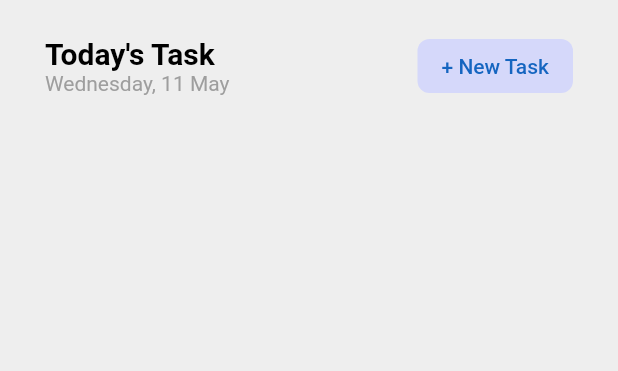
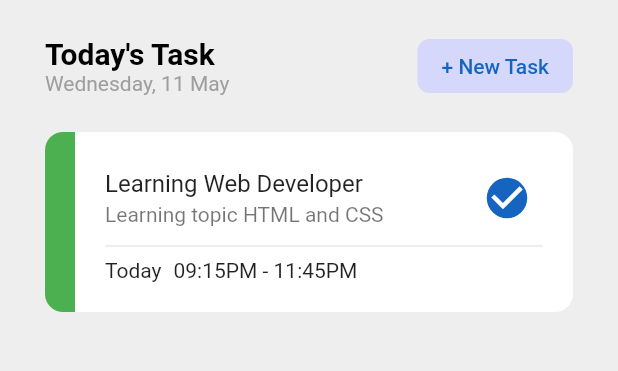
Before and after one commit to chanbeenkim/todo_list, a Flutter app: the screen it shows after launch, on a phone screen of 412 x 824 dp, the part 84-455 px from its top. Run offline on Flutter 3.47's test engine with Material 2 defaults, Android fonts, the phone set to English and light mode, and no system bars; our stand-ins replace firebase_core, flutter_riverpod, gap, riverpod; accounts and stored records are empty; network calls fail.

```diff
--- a/lib/home_screen.dart
+++ b/lib/home_screen.dart
@@ -1,6 +1,7 @@
 import 'package:flutter/cupertino.dart';
 import 'package:flutter/material.dart';
 import 'package:gap/gap.dart';
+import 'package:todo_list/widget/card_todo_widget.dart';
 
 import 'common/show_model.dart';
 
@@ -102,6 +103,13 @@ class HomeScreen extends StatelessWidget {
                   ),
                 ],
               ),
+              // Card List Task
+              const Gap(20),
+              ListView.builder(
+                itemCount: 1,
+                shrinkWrap: true,
+                itemBuilder: (context, index) => const CardTodoListWidget(),
+              ),
             ],
           ),
         ),
--- a/lib/main.dart
+++ b/lib/main.dart
@@ -1,8 +1,15 @@
+import 'package:firebase_core/firebase_core.dart';
 import 'package:flutter/material.dart';
+import 'package:flutter_riverpod/flutter_riverpod.dart';
+import 'package:todo_list/firebase_options.dart';
 
 import 'home_screen.dart';
 
-void main() {
+void main() async {
+  WidgetsFlutterBinding.ensureInitialized();
+  await Firebase.initializeApp(
+    options: DefaultFirebaseOptions.currentPlatform,
+  );
   runApp(const TodoListApp());
 }
 
@@ -11,8 +18,10 @@ class TodoListApp extends StatelessWidget {
 
   @override
   Widget build(BuildContext context) {
-    return const MaterialApp(
-      home: HomeScreen(),
+    return const ProviderScope(
+      child: MaterialApp(
+        home: HomeScreen(),
+      ),
     );
   }
 }
--- /dev/null
+++ b/lib/widget/card_todo_widget.dart
@@ -0,0 +1,75 @@
+import 'package:flutter/material.dart';
+import 'package:gap/gap.dart';
+
+class CardTodoListWidget extends StatelessWidget {
+  const CardTodoListWidget({
+    super.key,
+  });
+
+  @override
+  Widget build(BuildContext context) {
+    return Container(
+      width: double.infinity,
+      height: 120,
+      decoration: BoxDecoration(
+        color: Colors.white,
+        borderRadius: BorderRadius.circular(12),
+      ),
+      child: Row(
+        children: [
+          Container(
+            decoration: const BoxDecoration(
+              color: Colors.green,
+              borderRadius: BorderRadius.only(
+                topLeft: Radius.circular(12),
+                bottomLeft: Radius.circular(12),
+              ),
+            ),
+            width: 20,
+          ),
+          Expanded(
+              child: Padding(
+            padding: const EdgeInsets.symmetric(horizontal: 20),
+            child: Column(
+              mainAxisAlignment: MainAxisAlignment.center,
+              crossAxisAlignment: CrossAxisAlignment.start,
+              children: [
+                ListTile(
+                  contentPadding: EdgeInsets.zero,
+                  title: const Text("Learning Web Developer"),
+                  subtitle: const Text("Learning topic HTML and CSS"),
+                  trailing: Transform.scale(
+                      scale: 1.5,
+                      child: Checkbox(
+                          activeColor: Colors.blue.shade800,
+                          shape: const CircleBorder(),
+                          value: true,
+                          onChanged: (value) => print(value))),
+                ),
+                Transform.translate(
+                  offset: const Offset(0, -12),
+                  child: Container(
+                      child: Column(
+                    children: [
+                      Divider(
+                        thickness: 1.5,
+                        color: Colors.grey.shade200,
+                      ),
+                      const Row(
+                        children: [
+                          Text("Today"),
+                          Gap(8),
+                          Text("09:15PM - 11:45PM")
+                        ],
+                      ),
+                    ],
+                  )),
+                )
+              ],
+            ),
+          ))
+        ],
+      ),
+    );
+  }
+}
--- a/pubspec.yaml
+++ b/pubspec.yaml
@@ -37,6 +37,9 @@ dependencies:
   gap: ^3.0.1
   riverpod: ^2.3.7
   flutter_riverpod: ^2.3.7
+  intl: ^0.18.1
+  firebase_core: ^2.15.1
+  cloud_firestore: ^4.8.5
 
 dev_dependencies:
   flutter_test:
```
Also changed, not shown: lib/common/show_model.dart (+48 -9 lines), lib/provider/date_time_provider.dart (added, +9 -0 lines), lib/widget/datetime_widget.dart (+20 -7 lines), lib/widget/radio_widget.dart (+17 -10 lines), lib/firebase_options.dart (added), pubspec.lock, 16 other files.
